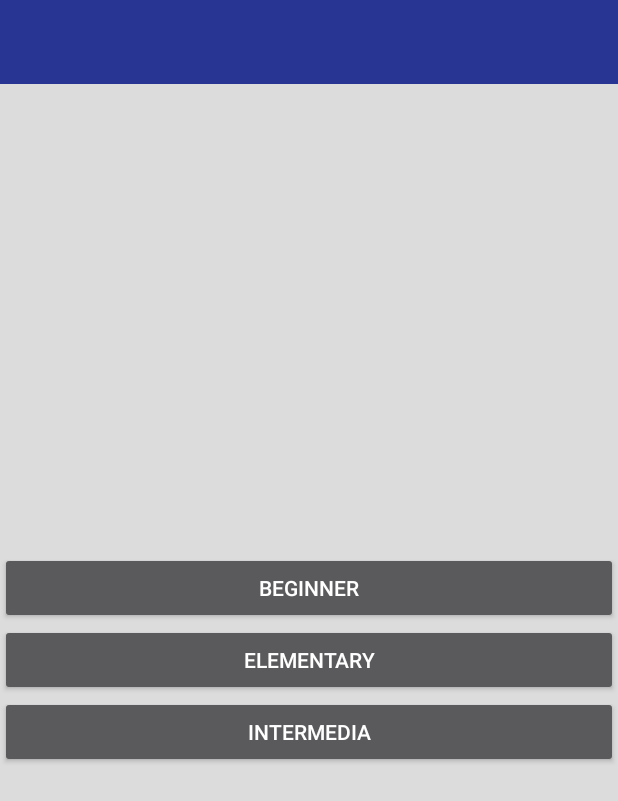
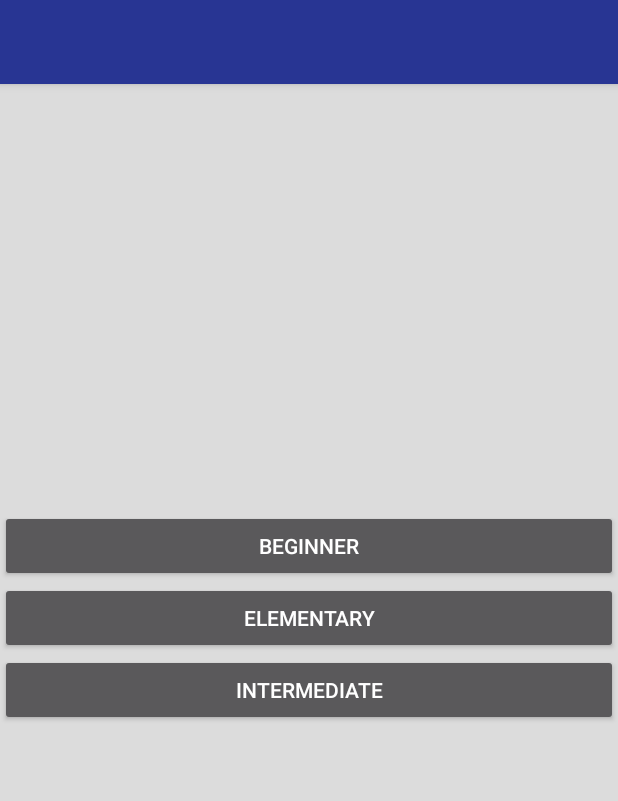
Before and after one commit to Nikroo/MyEnglish, an Android app: the layout activity_menu.xml on its own in the app's theme, with its tools: preview values and no code run, on a phone screen of 412 x 824 dp. Shown: the top 801 px of the screen. Run offline under Robolectric (Android 15) with nearby library versions, the light colour scheme and no system bars; plain views replace Tablayout.

Commit message:
Add menu_navigator and navigator header in Drower

```diff
--- a/app/src/main/res/layout/activity_menu.xml
+++ b/app/src/main/res/layout/activity_menu.xml
@@ -1,19 +1,56 @@
 <?xml version="1.0" encoding="utf-8"?>
-    <LinearLayout xmlns:android="http://schemas.android.com/apk/res/android"
-
-        android:orientation="vertical"
+    <android.support.v4.widget.DrawerLayout xmlns:android="http://schemas.android.com/apk/res/android"
+                  xmlns:app="http://schemas.android.com/apk/res-auto"
+        android:id="@+id/drawer_layout"
         android:layout_width="match_parent"
         android:layout_height="match_parent"
-        android:background="@color/mainBackground">
+        android:background="@color/mainBackground"
+        android:fitsSystemWindows="true"
+    >
 
-    <LinearLayout
-        android:orientation="vertical"
-        android:layout_width="match_parent"
-        android:layout_height="wrap_content">
+        <!--<LinearLayout-->
+        <!--android:orientation="vertical"-->
+        <!--android:layout_width="match_parent"-->
+        <!--android:layout_height="wrap_content">-->
 
-        <include android:id="@+id/toolbar"
-            layout="@layout/toolbar"/>
-    </LinearLayout>
+            <android.support.design.widget.CoordinatorLayout
+                android:layout_width="match_parent"
+                android:layout_height="match_parent"
+                >
+                <android.support.design.widget.AppBarLayout
+                    android:layout_width="match_parent"
+                    android:layout_height="wrap_content"
+                    >
+                    <android.support.v7.widget.Toolbar
+                        xmlns:android="http://schemas.android.com/apk/res/android"
+                        android:id="@+id/toolbar"
+                        android:layout_width="match_parent"
+                        android:layout_height="?attr/actionBarSize"
+                        android:background="?attr/colorPrimary" />
+                </android.support.design.widget.AppBarLayout>
+
+            </android.support.design.widget.CoordinatorLayout>
+
+
+            <android.support.design.widget.NavigationView
+                android:id="@+id/navigation"
+                android:layout_width="match_parent"
+                android:layout_height="match_parent"
+                android:layout_gravity="start"
+                app:menu="@menu/menu_navigation"
+                app:headerLayout="@layout/navigation_header"
+               />
+
+        <!--<android.support.design.widhet.Tablayout-->
+            <!--android:layout_width="match_parent"-->
+            <!--android:layout_height="wrap_content"-->
+            <!--app:tabIndicatorColor="@android:color/white"-->
+            <!--app:tabIndicatorHeigh="6dp"-->
+            <!--app:tabSelectedTextColor="@android:color/white"-->
+            <!--app:tabTextColor="@android:color/white"-->
+            <!--/>-->
+
+    <!--</LinearLayout>-->
 
     <LinearLayout
         android:orientation="vertical"
@@ -37,7 +74,7 @@
     android:layout_width="match_parent"
 
     android:layout_height="wrap_content"
-    android:text="INTERMEDIA" />
+    android:text="INTERMEDIATE" />
     </LinearLayout>
 
-</LinearLayout>
+</android.support.v4.widget.DrawerLayout>
```
